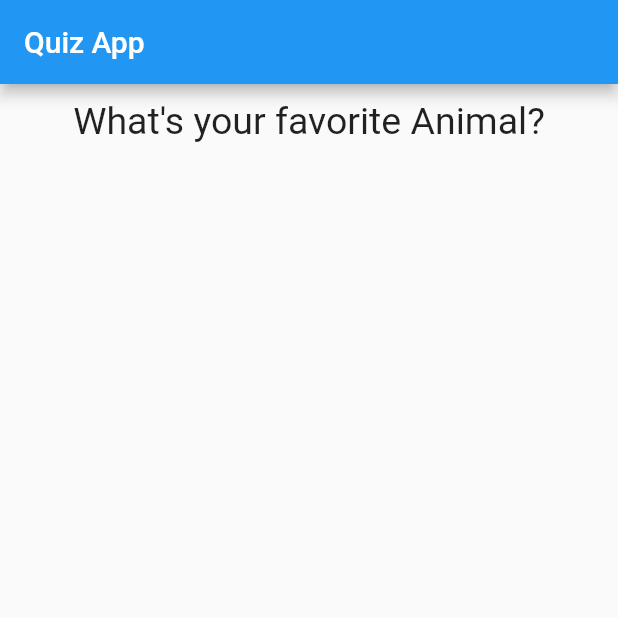
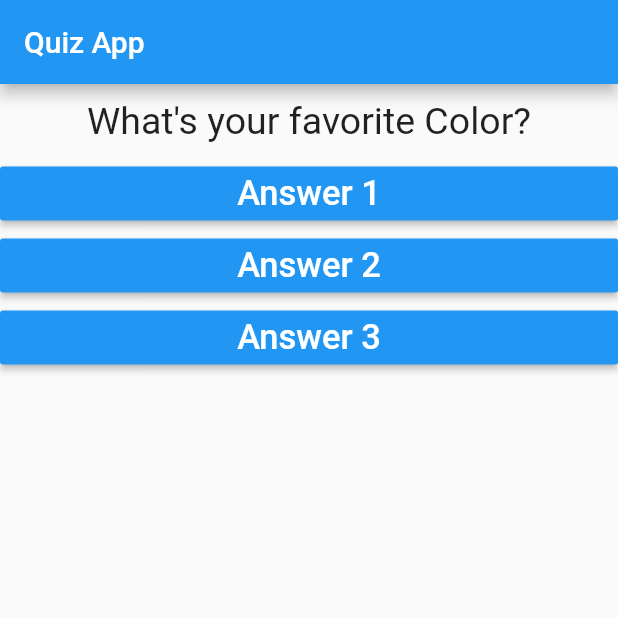
Before and after one commit to RashedMigdady/expert-palm-tree, a Flutter app: the screen it shows after launch, on a phone screen of 412 x 824 dp, the top half of it. Run offline on Flutter 3.47's test engine with Material 2 defaults, Android fonts, the phone set to English and light mode, and no system bars.

Commit message:
third commit

```diff
--- a/lib/answer.dart
+++ b/lib/answer.dart
@@ -1,10 +1,22 @@
 import 'package:flutter/material.dart';
 
 class Answer extends StatelessWidget {
+  final String answerText ;
+  final Function()? x;
 
+
+
+  Answer(this.x , this.answerText);
 
   @override
   Widget build(BuildContext context) {
-    return Container();
+    return Container(
+      width: double.infinity,
+      child: RaisedButton(
+          color: Colors.blue,
+          textColor: Colors.white,
+          child: Text(answerText ,style: TextStyle(fontSize: 23),),
+          onPressed:  x,),
+    );
   }
 }
--- a/lib/main.dart
+++ b/lib/main.dart
@@ -1,45 +1,53 @@
 import 'package:flutter/material.dart';
 import 'question.dart';
+import 'answer.dart';
 
-
-
-main(){
+main() {
   runApp(MyApp());
 }
 
-
 class MyApp extends StatefulWidget {
-
-
   @override
   _MyAppState createState() => _MyAppState();
 }
 
 class _MyAppState extends State<MyApp> {
+  int _questionIndex = 0;
 
-  int _questionIndex = 0 ;
+  void answerQuestion(){
+    if (_questionIndex == 1)
+      _questionIndex = -1;
+    setState(() {
+      _questionIndex = _questionIndex + 1;
+    });
+
+    print("chosen answer");
+    print(_questionIndex);
+  }
 
   final _question = [
     'What\'s your favorite Color?',
     'What\'s your favorite Animal?'
-
   ];
-
-
 
   @override
   Widget build(BuildContext context) {
     return MaterialApp(
       home: Scaffold(
-        appBar: AppBar(
-          title: Text("Quiz App"),
+          appBar: AppBar(
+            title: Text("Quiz App"),
+          ),
+          body: Container(
+            //width: double.infinity,
+            child: Column(children: <Widget>[
+              Question(_question[_questionIndex]),
+              Answer(answerQuestion, "Answer 1"),
+              Answer(answerQuestion, "Answer 2"),
+              Answer(answerQuestion, "Answer 3")
 
-        ),
-        body: Container(
-          child : Question(_question[1]),
 
-        ),
-      ),
+            ]),
+          )),
     );
   }
 }
```
